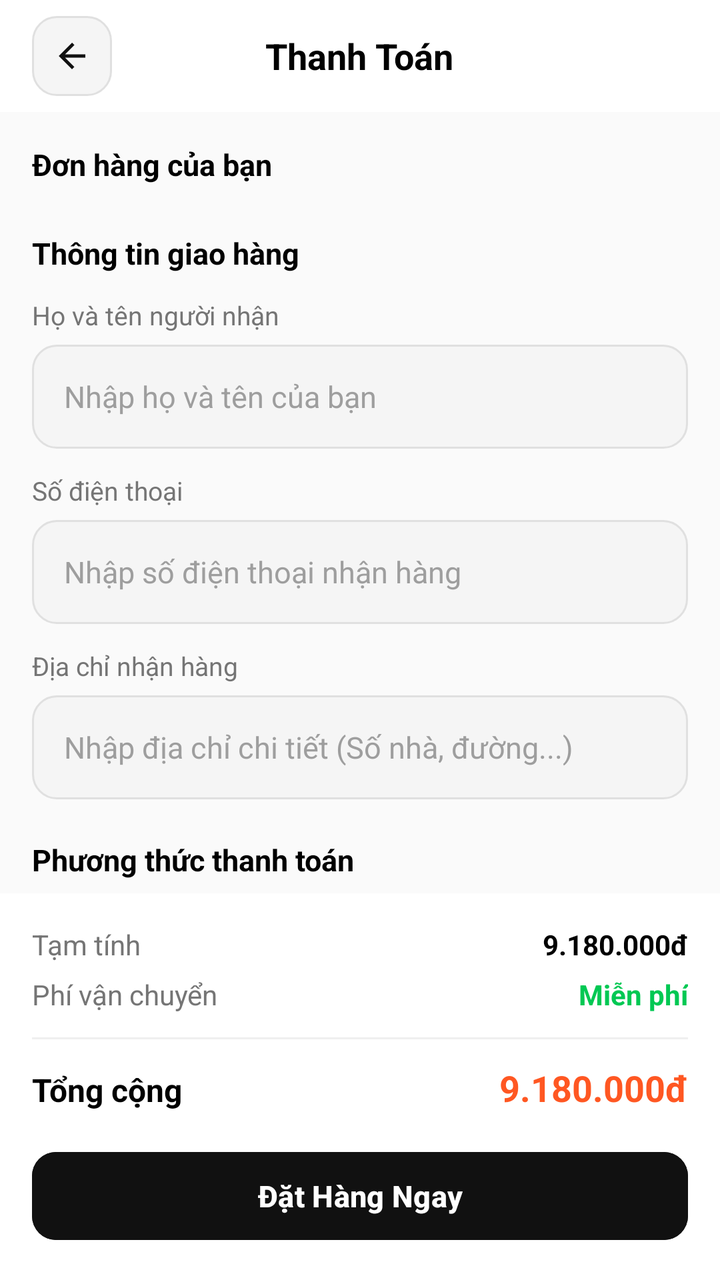
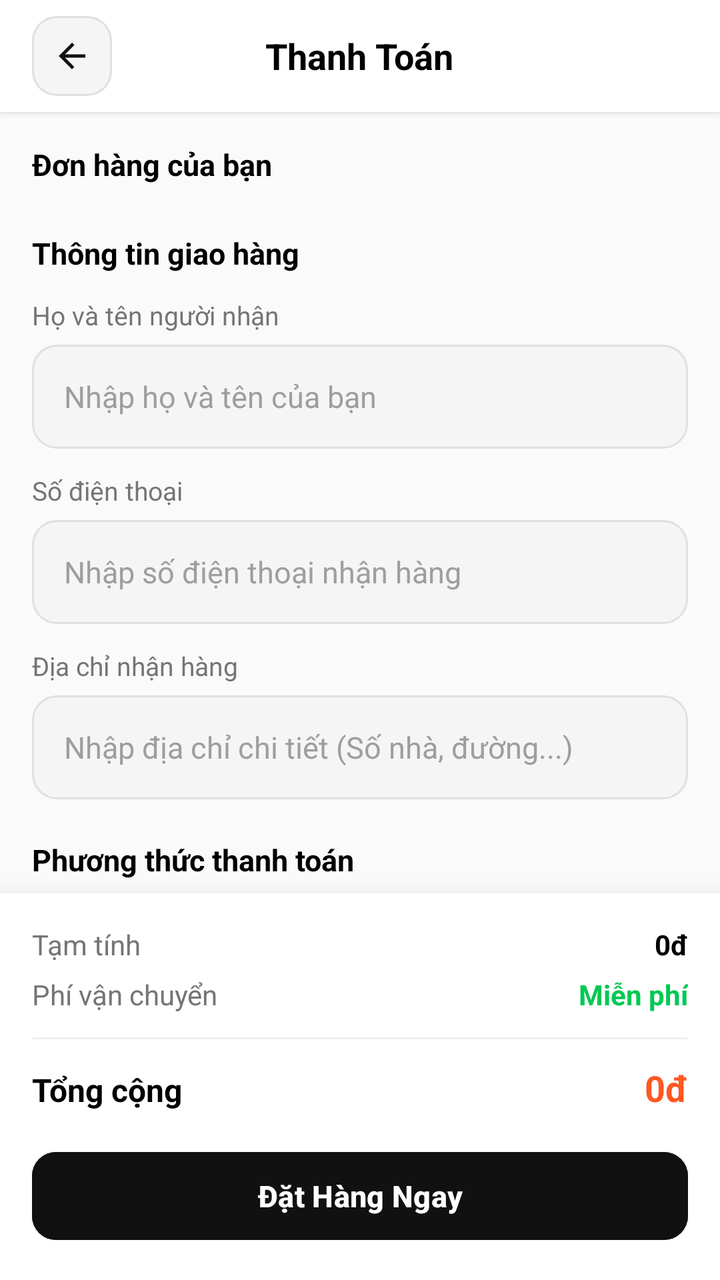

Two renders of the same Android screen: before a commit and after it. Below are the layout's source before the change and the commit's diff.
<!-- AndroidManifest.xml: application theme Theme.ShoeStoreApplication -->
<!-- res/layout/fragment_checkout.xml -->
<?xml version="1.0" encoding="utf-8"?>
<LinearLayout xmlns:android="http://schemas.android.com/apk/res/android"
    xmlns:app="http://schemas.android.com/apk/res-auto"
    xmlns:tools="http://schemas.android.com/tools"
    android:layout_width="match_parent"
    android:layout_height="match_parent"
    android:background="#FAFAFA"
    android:orientation="vertical">

    
    <RelativeLayout
        android:layout_width="match_parent"
        android:layout_height="56dp"
        android:background="#FFFFFF"
        android:paddingHorizontal="16dp"
        app:elevation="2dp">

        
        <ImageButton
            android:id="@+id/btn_back"
            android:layout_width="40dp"
            android:layout_height="40dp"
            android:layout_centerVertical="true"
            android:background="@drawable/bg_search_box"
            android:contentDescription="Quay lại"
            android:padding="10dp"
            android:scaleType="fitCenter"
            android:src="@drawable/ic_back"
            app:tint="#111111" />

        
        <TextView
            android:layout_width="wrap_content"
            android:layout_height="wrap_content"
            android:layout_centerInParent="true"
            android:text="Thanh Toán"
            android:textColor="#000000"
            android:textSize="18sp"
            android:textStyle="bold" />
    </RelativeLayout>

    
    <ScrollView
        android:layout_width="match_parent"
        android:layout_height="0dp"
        android:layout_weight="1"
        android:clipToPadding="false"
        android:padding="16dp"
        android:scrollbars="none">

        <LinearLayout
            android:layout_width="match_parent"
            android:layout_height="wrap_content"
            android:orientation="vertical">

            
            <TextView
                android:layout_width="wrap_content"
                android:layout_height="wrap_content"
                android:layout_marginBottom="12dp"
                android:text="Đơn hàng của bạn"
                android:textColor="#000000"
                android:textSize="15sp"
                android:textStyle="bold" />


            <androidx.recyclerview.widget.RecyclerView
                android:id="@+id/rv_checkout_items"
                android:layout_width="match_parent"
                android:layout_height="wrap_content"
                android:layout_marginBottom="12dp"
                android:nestedScrollingEnabled="false" />

            
            <TextView
                android:layout_width="wrap_content"
                android:layout_height="wrap_content"
                android:layout_marginBottom="12dp"
                android:text="Thông tin giao hàng"
                android:textColor="#000000"
                android:textSize="15sp"
                android:textStyle="bold" />

            
            <TextView
                android:layout_width="wrap_content"
                android:layout_height="wrap_content"
                android:layout_marginBottom="6dp"
                android:text="Họ và tên người nhận"
                android:textColor="#757575"
                android:textSize="13sp" />

            <EditText
                android:id="@+id/edt_receiver_name"
                android:layout_width="match_parent"
                android:layout_height="52dp"
                android:layout_marginBottom="12dp"
                android:background="@drawable/bg_search_box"
                android:inputType="textPersonName"
                android:paddingHorizontal="16dp"
                android:hint="Nhập họ và tên của bạn"
                android:textColorHint="#9E9E9E"
                android:textColor="#000000"
                android:textSize="15sp" />

            
            <TextView
                android:layout_width="wrap_content"
                android:layout_height="wrap_content"
                android:layout_marginBottom="6dp"
                android:text="Số điện thoại"
                android:textColor="#757575"
                android:textSize="13sp" />

            <EditText
                android:id="@+id/edt_receiver_phone"
                android:layout_width="match_parent"
                android:layout_height="52dp"
                android:layout_marginBottom="12dp"
                android:background="@drawable/bg_search_box"
                android:inputType="phone"
                android:paddingHorizontal="16dp"
                android:hint="Nhập số điện thoại nhận hàng"
                android:textColorHint="#9E9E9E"
                android:textColor="#000000"
                android:textSize="15sp" />

            
            <TextView
                android:layout_width="wrap_content"
                android:layout_height="wrap_content"
                android:layout_marginBottom="6dp"
                android:text="Địa chỉ nhận hàng"
                android:textColor="#757575"
                android:textSize="13sp" />

            <EditText
                android:id="@+id/edt_receiver_address"
                android:layout_width="match_parent"
                android:layout_height="52dp"
                android:layout_marginBottom="20dp"
                android:background="@drawable/bg_search_box"
                android:inputType="textPostalAddress"
                android:paddingHorizontal="16dp"
                android:hint="Nhập địa chỉ chi tiết (Số nhà, đường...)"
                android:textColorHint="#9E9E9E"
                android:textColor="#000000"
                android:textSize="15sp" />

            
            <TextView
                android:layout_width="wrap_content"
                android:layout_height="wrap_content"
                android:layout_marginBottom="12dp"
                android:text="Phương thức thanh toán"
                android:textColor="#000000"
                android:textSize="15sp"
                android:textStyle="bold" />

            
            <LinearLayout
                android:layout_width="match_parent"
                android:layout_height="wrap_content"
                android:layout_marginBottom="10dp"
                android:orientation="horizontal">

                <RadioGroup
                    android:layout_width="match_parent"
                    android:layout_height="wrap_content"
                    android:orientation="horizontal">

                    
                    <androidx.cardview.widget.CardView
                        android:layout_width="0dp"
                        android:layout_height="52dp"
                        android:layout_marginEnd="6dp"
                        android:layout_weight="1"
                        app:cardBackgroundColor="#FFFFFF"
                        app:cardCornerRadius="12dp"
                        app:cardElevation="0dp"
                        app:strokeColor="#FF5722"
                        app:strokeWidth="2dp">

                        <RadioButton
                            android:id="@+id/rb_cod"
                            android:layout_width="match_parent"
                            android:layout_height="match_parent"
                            android:checked="true"
                            android:paddingStart="12dp"
                            android:text="Thanh toán COD"
                            android:textColor="#000000"
                            android:textSize="14sp"
                            android:textStyle="bold" />
                    </androidx.cardview.widget.CardView>

                    
                    <androidx.cardview.widget.CardView
                        android:layout_width="0dp"
                        android:layout_height="52dp"
                        android:layout_marginStart="6dp"
                        android:layout_weight="1"
                        app:cardBackgroundColor="#FFFFFF"
                        app:cardCornerRadius="12dp"
                        app:cardElevation="0dp"
                        app:strokeColor="#EFEFEF"
                        app:strokeWidth="1dp">

                        <RadioButton
                            android:id="@+id/rb_banking"
                            android:layout_width="match_parent"
                            android:layout_height="match_parent"
                            android:paddingStart="12dp"
                            android:text="Chuyển khoản"
                            android:textColor="#757575"
                            android:textSize="14sp" />
                    </androidx.cardview.widget.CardView>
                </RadioGroup>
            </LinearLayout>

        </LinearLayout>
    </ScrollView>

    
    <LinearLayout
        android:layout_width="match_parent"
        android:layout_height="wrap_content"
        android:background="#FFFFFF"
        android:orientation="vertical"
        android:padding="16dp"
        app:elevation="16dp">

        
        <LinearLayout
            android:layout_width="match_parent"
            android:layout_height="wrap_content"
            android:layout_marginBottom="6dp"
            android:orientation="horizontal">

            <TextView
                android:layout_width="0dp"
                android:layout_height="wrap_content"
                android:layout_weight="1"
                android:text="Tạm tính"
                android:textColor="#757575"
                android:textSize="14sp" />

            <TextView
                android:id="@+id/tv_checkout_subtotal"
                android:layout_width="wrap_content"
                android:layout_height="wrap_content"
                android:text="9.180.000đ"
                android:textColor="#000000"
                android:textSize="14sp"
                android:textStyle="bold" />
        </LinearLayout>

        
        <LinearLayout
            android:layout_width="match_parent"
            android:layout_height="wrap_content"
            android:layout_marginBottom="12dp"
            android:orientation="horizontal">

            <TextView
                android:layout_width="0dp"
                android:layout_height="wrap_content"
                android:layout_weight="1"
                android:text="Phí vận chuyển"
                android:textColor="#757575"
                android:textSize="14sp" />

            <TextView
                android:layout_width="wrap_content"
                android:layout_height="wrap_content"
                android:text="Miễn phí"
                android:textColor="#00C853"
                android:textSize="14sp"
                android:textStyle="bold" />
        </LinearLayout>

        <View
            android:layout_width="match_parent"
            android:layout_height="1dp"
            android:layout_marginBottom="12dp"
            android:background="#EFEFEF" />

        
        <LinearLayout
            android:layout_width="match_parent"
            android:layout_height="wrap_content"
            android:layout_marginBottom="16dp"
            android:orientation="horizontal">

            <TextView
                android:layout_width="0dp"
                android:layout_height="wrap_content"
                android:layout_weight="1"
                android:text="Tổng cộng"
                android:textColor="#000000"
                android:textSize="16sp"
                android:textStyle="bold" />

            <TextView
                android:id="@+id/tv_checkout_total"
                android:layout_width="wrap_content"
                android:layout_height="wrap_content"
                android:text="9.180.000đ"
                android:textColor="#FF5722"
                android:textSize="18sp"
                android:textStyle="bold" />
        </LinearLayout>

        
        <Button
            android:id="@+id/btn_place_order"
            android:layout_width="match_parent"
            android:layout_height="52dp"
            android:backgroundTint="#111111"
            android:text="Đặt Hàng Ngay"
            android:textColor="#FFFFFF"
            android:textSize="15sp"
            android:textStyle="bold"
            app:cornerRadius="12dp" />
    </LinearLayout>

</LinearLayout>
<!-- resources referenced by this layout -->
<resources>
  <!-- drawable bg_search_box (drawable) -->
  <?xml version="1.0" encoding="utf-8"?>
  <shape xmlns:android="http://schemas.android.com/apk/res/android">
      <solid android:color="#F5F5F5" />
      <corners android:radius="12dp" />
      <stroke android:width="1dp" android:color="#E0E0E0" />
  </shape>
  <!-- drawable ic_back (drawable) -->
  <vector xmlns:android="http://schemas.android.com/apk/res/android"
      android:width="24dp"
      android:height="24dp"
      android:viewportWidth="24"
      android:viewportHeight="24">
      <path
          android:fillColor="#111111"
          android:pathData="M20,11H7.83l5.59-5.59L12,4l-8,8 8,8 1.41-1.41L7.83,13H20V11Z"/>
  </vector>
  <style name="Theme.ShoeStoreApplication" parent="Base.Theme.ShoeStoreApplication" />
  <style name="Base.Theme.ShoeStoreApplication" parent="Theme.Material3.DayNight.NoActionBar">
          
      </style>
</resources>

<!-- the commit's change to res/layout/fragment_checkout.xml (unified diff, before → after) -->
@@ -12,10 +12,9 @@
         android:layout_width="match_parent"
         android:layout_height="56dp"
         android:background="#FFFFFF"
-        android:paddingHorizontal="16dp"
-        app:elevation="2dp">
-
-        
+        android:elevation="2dp"
+        android:paddingHorizontal="16dp">
+
         <ImageButton
             android:id="@+id/btn_back"
             android:layout_width="40dp"
@@ -28,7 +27,6 @@
             android:src="@drawable/ic_back"
             app:tint="#111111" />
 
-        
         <TextView
             android:layout_width="wrap_content"
             android:layout_height="wrap_content"
@@ -53,7 +51,6 @@
             android:layout_height="wrap_content"
             android:orientation="vertical">
 
-            
             <TextView
                 android:layout_width="wrap_content"
                 android:layout_height="wrap_content"
@@ -62,7 +59,6 @@
                 android:textColor="#000000"
                 android:textSize="15sp"
                 android:textStyle="bold" />
-
 
             <androidx.recyclerview.widget.RecyclerView
                 android:id="@+id/rv_checkout_items"
@@ -71,7 +67,6 @@
                 android:layout_marginBottom="12dp"
                 android:nestedScrollingEnabled="false" />
 
-            
             <TextView
                 android:layout_width="wrap_content"
                 android:layout_height="wrap_content"
@@ -96,11 +91,11 @@
                 android:layout_height="52dp"
                 android:layout_marginBottom="12dp"
                 android:background="@drawable/bg_search_box"
+                android:hint="Nhập họ và tên của bạn"
                 android:inputType="textPersonName"
                 android:paddingHorizontal="16dp"
-                android:hint="Nhập họ và tên của bạn"
+                android:textColor="#000000"
                 android:textColorHint="#9E9E9E"
-                android:textColor="#000000"
                 android:textSize="15sp" />
 
             
@@ -118,11 +113,11 @@
                 android:layout_height="52dp"
                 android:layout_marginBottom="12dp"
                 android:background="@drawable/bg_search_box"
+                android:hint="Nhập số điện thoại nhận hàng"
                 android:inputType="phone"
                 android:paddingHorizontal="16dp"
-                android:hint="Nhập số điện thoại nhận hàng"
+                android:textColor="#000000"
                 android:textColorHint="#9E9E9E"
-                android:textColor="#000000"
                 android:textSize="15sp" />
 
             
@@ -140,11 +135,11 @@
                 android:layout_height="52dp"
                 android:layout_marginBottom="20dp"
                 android:background="@drawable/bg_search_box"
+                android:hint="Nhập địa chỉ chi tiết (Số nhà, đường...)"
                 android:inputType="textPostalAddress"
                 android:paddingHorizontal="16dp"
-                android:hint="Nhập địa chỉ chi tiết (Số nhà, đường...)"
+                android:textColor="#000000"
                 android:textColorHint="#9E9E9E"
-                android:textColor="#000000"
                 android:textSize="15sp" />
 
             
@@ -158,64 +153,41 @@
                 android:textStyle="bold" />
 
             
-            <LinearLayout
+            <RadioGroup
+                android:id="@+id/rg_payment"
                 android:layout_width="match_parent"
                 android:layout_height="wrap_content"
                 android:layout_marginBottom="10dp"
                 android:orientation="horizontal">
 
-                <RadioGroup
-                    android:layout_width="match_parent"
-                    android:layout_height="wrap_content"
-                    android:orientation="horizontal">
-
-                    
-                    <androidx.cardview.widget.CardView
-                        android:layout_width="0dp"
-                        android:layout_height="52dp"
-                        android:layout_marginEnd="6dp"
-                        android:layout_weight="1"
-                        app:cardBackgroundColor="#FFFFFF"
-                        app:cardCornerRadius="12dp"
-                        app:cardElevation="0dp"
-                        app:strokeColor="#FF5722"
-                        app:strokeWidth="2dp">
-
-                        <RadioButton
-                            android:id="@+id/rb_cod"
-                            android:layout_width="match_parent"
-                            android:layout_height="match_parent"
-                            android:checked="true"
-                            android:paddingStart="12dp"
-                            android:text="Thanh toán COD"
-                            android:textColor="#000000"
-                            android:textSize="14sp"
-                            android:textStyle="bold" />
-                    </androidx.cardview.widget.CardView>
-
-                    
-                    <androidx.cardview.widget.CardView
-                        android:layout_width="0dp"
-                        android:layout_height="52dp"
-                        android:layout_marginStart="6dp"
-                        android:layout_weight="1"
-                        app:cardBackgroundColor="#FFFFFF"
-                        app:cardCornerRadius="12dp"
-                        app:cardElevation="0dp"
-                        app:strokeColor="#EFEFEF"
-                        app:strokeWidth="1dp">
-
-                        <RadioButton
-                            android:id="@+id/rb_banking"
-                            android:layout_width="match_parent"
-                            android:layout_height="match_parent"
-                            android:paddingStart="12dp"
-                            android:text="Chuyển khoản"
-                            android:textColor="#757575"
-                            android:textSize="14sp" />
-                    </androidx.cardview.widget.CardView>
-                </RadioGroup>
-            </LinearLayout>
+                <RadioButton
+                    android:id="@+id/rb_cod"
+                    android:layout_width="0dp"
+                    android:layout_height="52dp"
+                    android:layout_marginEnd="6dp"
+                    android:layout_weight="1"
+                    android:background="@drawable/bg_search_box"
+                    android:buttonTint="#FF5722"
+                    android:paddingStart="8dp"
+                    android:text="Thanh toán COD"
+                    android:textColor="#000000"
+                    android:textSize="14sp"
+                    android:textStyle="bold" />
+
+                <RadioButton
+                    android:id="@+id/rb_banking"
+                    android:layout_width="0dp"
+                    android:layout_height="52dp"
+                    android:layout_marginStart="6dp"
+                    android:layout_weight="1"
+                    android:background="@drawable/bg_search_box"
+                    android:buttonTint="#FF5722"
+                    android:paddingStart="8dp"
+                    android:text="Chuyển khoản"
+                    android:textColor="#000000"
+                    android:textSize="14sp"
+                    android:textStyle="bold" />
+            </RadioGroup>
 
         </LinearLayout>
     </ScrollView>
@@ -225,11 +197,10 @@
         android:layout_width="match_parent"
         android:layout_height="wrap_content"
         android:background="#FFFFFF"
+        android:elevation="16dp"
         android:orientation="vertical"
-        android:padding="16dp"
-        app:elevation="16dp">
-
-        
+        android:padding="16dp">
+
         <LinearLayout
             android:layout_width="match_parent"
             android:layout_height="wrap_content"
@@ -248,13 +219,12 @@
                 android:id="@+id/tv_checkout_subtotal"
                 android:layout_width="wrap_content"
                 android:layout_height="wrap_content"
-                android:text="9.180.000đ"
+                android:text="0đ"
                 android:textColor="#000000"
                 android:textSize="14sp"
                 android:textStyle="bold" />
         </LinearLayout>
 
-        
         <LinearLayout
             android:layout_width="match_parent"
             android:layout_height="wrap_content"
@@ -284,7 +254,6 @@
             android:layout_marginBottom="12dp"
             android:background="#EFEFEF" />
 
-        
         <LinearLayout
             android:layout_width="match_parent"
             android:layout_height="wrap_content"
@@ -304,13 +273,12 @@
                 android:id="@+id/tv_checkout_total"
                 android:layout_width="wrap_content"
                 android:layout_height="wrap_content"
-                android:text="9.180.000đ"
+                android:text="0đ"
                 android:textColor="#FF5722"
                 android:textSize="18sp"
                 android:textStyle="bold" />
         </LinearLayout>
 
-        
         <Button
             android:id="@+id/btn_place_order"
             android:layout_width="match_parent"
